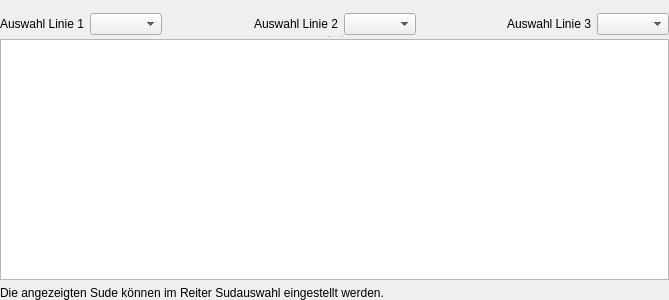
Before: the Qt Designer form kleiner-brauhelfer/tabbrauuebersicht.ui in kleiner-brauhelfer/kleiner-brauhelfer-2, drawn with Qt 5.
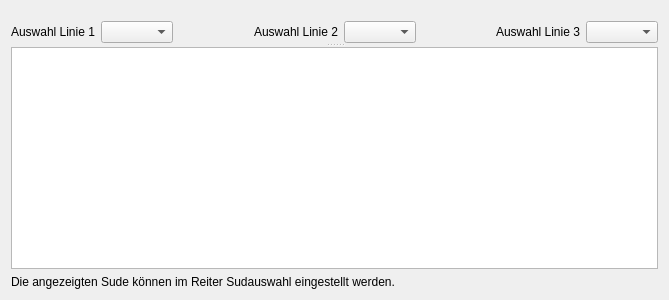
After: the same form once the commit is applied. Custom widgets are drawn as their Qt base class.

```diff
--- a/kleiner-brauhelfer/tabbrauuebersicht.ui
+++ b/kleiner-brauhelfer/tabbrauuebersicht.ui
@@ -14,18 +14,6 @@
    <string>Form</string>
   </property>
   <layout class="QVBoxLayout" name="verticalLayout_2">
-   <property name="leftMargin">
-    <number>0</number>
-   </property>
-   <property name="topMargin">
-    <number>0</number>
-   </property>
-   <property name="rightMargin">
-    <number>0</number>
-   </property>
-   <property name="bottomMargin">
-    <number>0</number>
-   </property>
    <item>
     <widget class="QSplitter" name="splitter">
      <property name="orientation">
```
